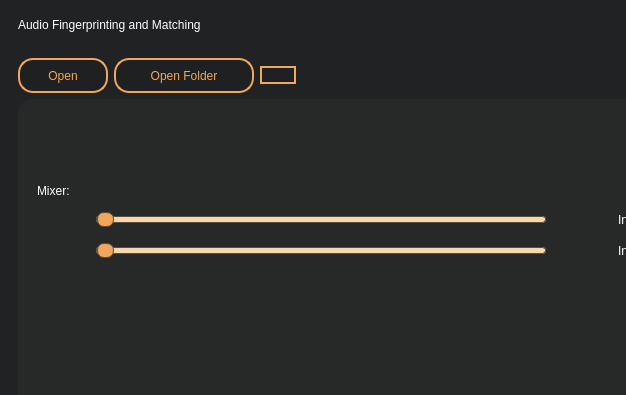
First picture: the form in ui5.ui, repository hassnaa11/Audio-Finger-print, before the edit; both pictures show x 0 to 626 and y 0 to 395 of the 862 by 904 pixel window.
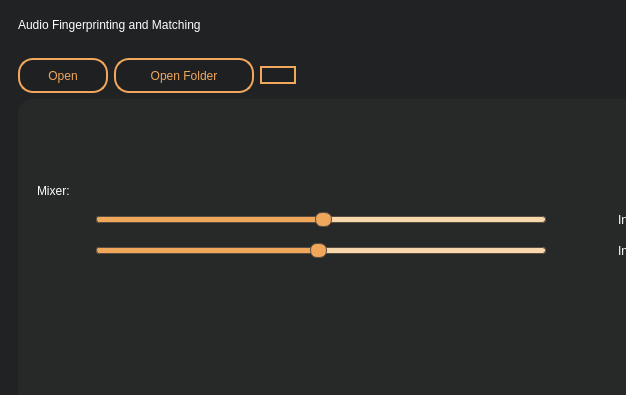
Second picture: the form after the edit. Icons and pictures are not drawn.

Commit message: mix sound and inputs

What changed in the file:
```diff
--- a/ui5.ui
+++ b/ui5.ui
@@ -286,6 +286,9 @@
 Border-radius: 3px; 
 }</string>
                       </property>
+                      <property name="value">
+                       <number>50</number>
+                      </property>
                       <property name="orientation">
                        <enum>Qt::Horizontal</enum>
                       </property>
@@ -377,6 +380,15 @@
 Border-radius: 3px; 
 }</string>
                       </property>
+                      <property name="minimum">
+                       <number>1</number>
+                      </property>
+                      <property name="maximum">
+                       <number>100</number>
+                      </property>
+                      <property name="value">
+                       <number>50</number>
+                      </property>
                       <property name="orientation">
                        <enum>Qt::Horizontal</enum>
                       </property>
```
Left out of the diff: 3 changed lines with no effect on the pictures. The commit also changes 2 other files.
